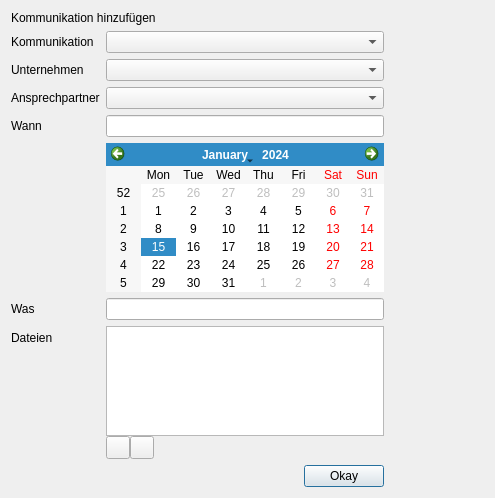
Qt form communication.ui (green-lion-racing/glr-database) before a commit.
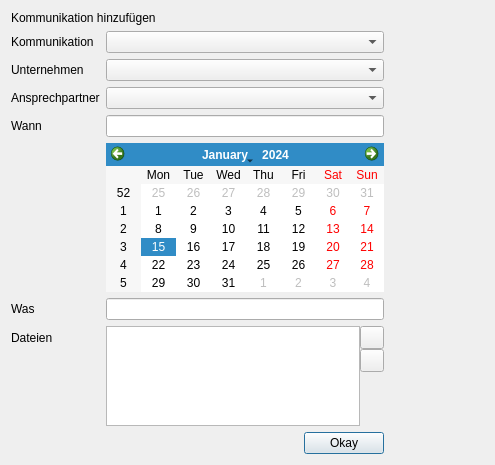
The same form after that commit. Icons and pictures are not drawn.

```diff
--- a/communication.ui
+++ b/communication.ui
@@ -7,14 +7,12 @@
     <x>0</x>
     <y>0</y>
     <width>495</width>
-    <height>498</height>
+    <height>465</height>
    </rect>
   </property>
   <property name="windowTitle">
    <string>Dialog</string>
   </property>
-  <layout class="QVBoxLayout" name="verticalLayout_2">
-   <item>
     <layout class="QVBoxLayout" name="verticalLayout">
      <item>
       <widget class="QLabel" name="l_dialogTitle">
@@ -109,19 +107,19 @@
         </widget>
        </item>
        <item row="6" column="1">
-        <layout class="QVBoxLayout" name="verticalLayout_3">
-         <property name="spacing">
-          <number>0</number>
-         </property>
-         <item>
-          <widget class="QListWidget" name="lw_files"/>
-         </item>
-         <item>
           <layout class="QHBoxLayout" name="horizontalLayout">
            <property name="spacing">
             <number>0</number>
            </property>
            <item>
+        <widget class="QListWidget" name="lw_files"/>
+       </item>
+       <item>
+        <layout class="QVBoxLayout" name="verticalLayout_4">
+         <property name="spacing">
+          <number>0</number>
+         </property>
+         <item>
             <widget class="QToolButton" name="tb_add">
              <property name="text">
               <string/>
@@ -147,7 +145,7 @@
               <bool>true</bool>
              </property>
              <property name="sizePolicy">
-              <sizepolicy hsizetype="Minimum" vsizetype="Minimum">
+            <sizepolicy hsizetype="Fixed" vsizetype="Fixed">
                <horstretch>0</horstretch>
                <verstretch>0</verstretch>
               </sizepolicy>
@@ -168,14 +166,14 @@
             </widget>
            </item>
            <item>
-            <spacer name="horizontalSpacer">
+          <spacer name="verticalSpacer">
              <property name="orientation">
-              <enum>Qt::Horizontal</enum>
+            <enum>Qt::Vertical</enum>
              </property>
              <property name="sizeHint" stdset="0">
               <size>
-               <width>40</width>
-               <height>10</height>
+             <width>20</width>
+             <height>40</height>
               </size>
              </property>
             </spacer>
@@ -211,8 +209,6 @@
       </layout>
      </item>
     </layout>
-   </item>
-  </layout>
  </widget>
  <tabstops>
   <tabstop>cb_communication</tabstop>
```
Left out of the diff: 1 changed line with no effect on the pictures. Lines whose indentation alone changed are shown as unchanged.
